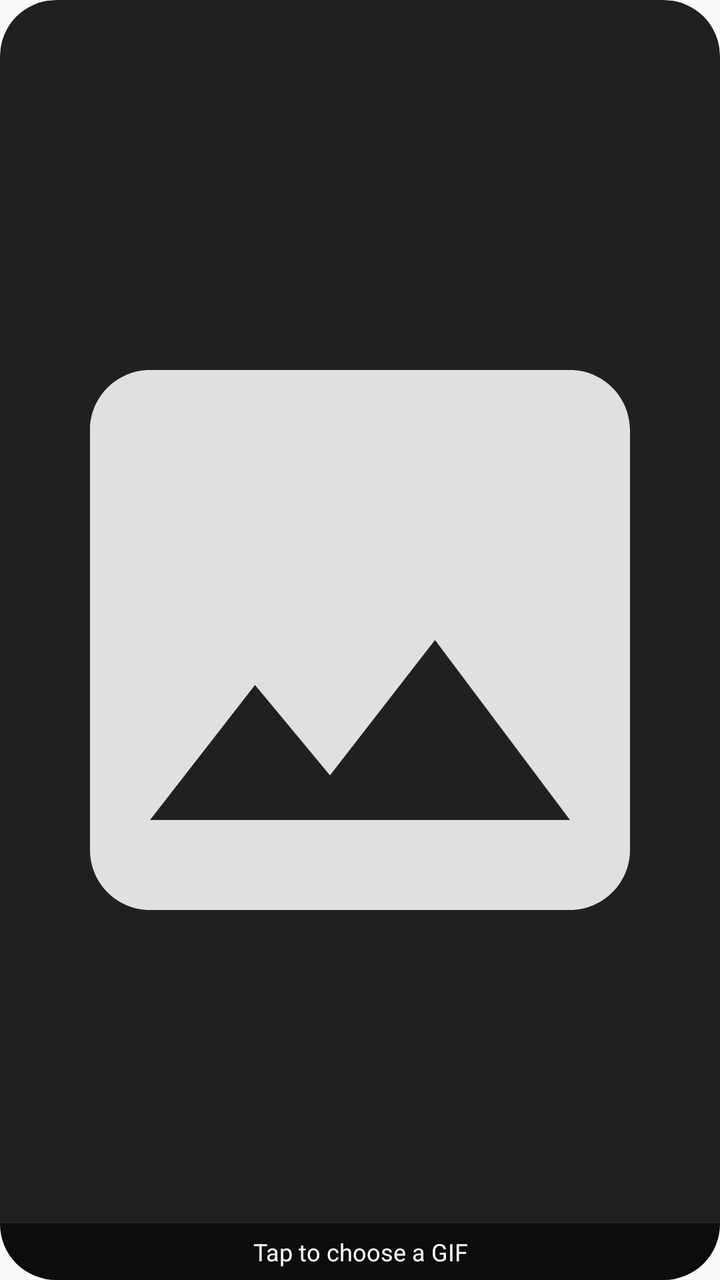
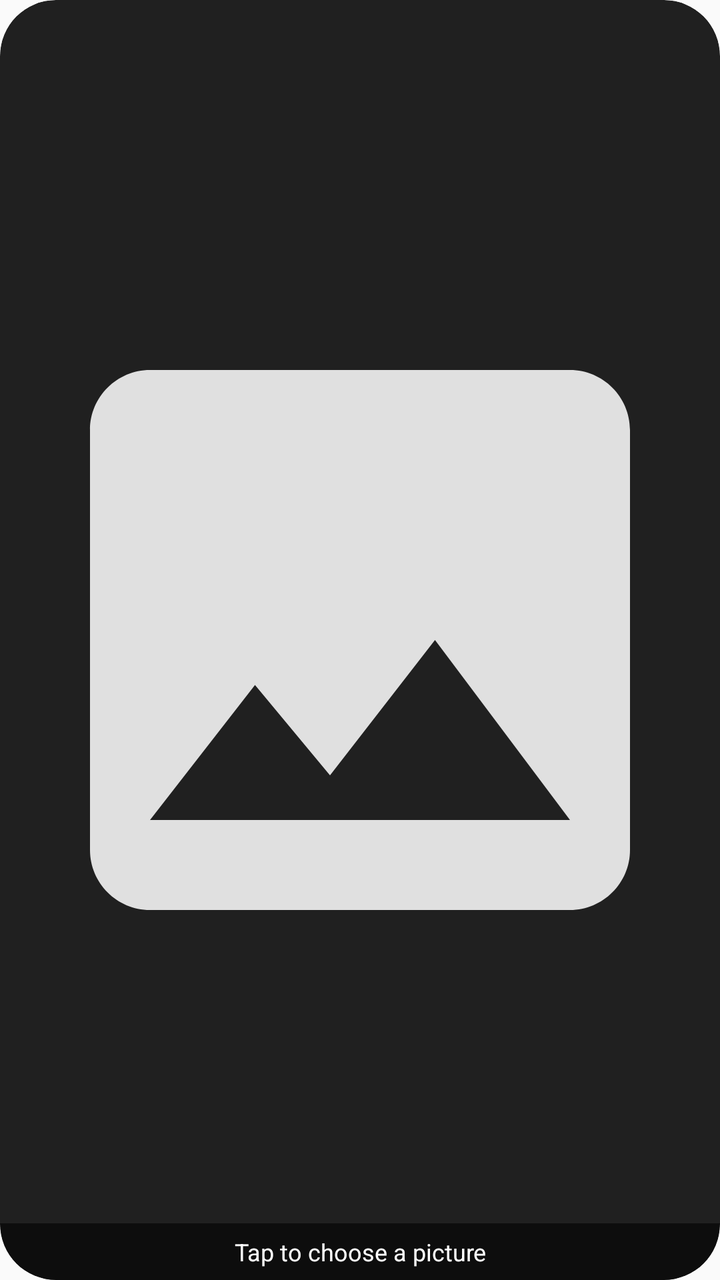

The first picture is an Android layout as it rendered before a commit; the second is the same layout after the commit. The layout source and the unified diff follow.
<!-- AndroidManifest.xml: application theme Theme.OpenGIFWidget -->
<!-- res/layout/widget_gif.xml -->
<?xml version="1.0" encoding="utf-8"?>
<FrameLayout xmlns:android="http://schemas.android.com/apk/res/android"
    android:id="@android:id/background"
    android:layout_width="match_parent"
    android:layout_height="match_parent"
    android:background="@drawable/widget_clip"
    android:clipToOutline="true">

    
    <ImageView
        android:id="@+id/widget_bg"
        android:layout_width="match_parent"
        android:layout_height="match_parent"
        android:importantForAccessibility="no"
        android:scaleType="fitXY"
        android:src="@drawable/widget_background" />

    
    <ViewFlipper
        android:id="@+id/widget_flipper"
        android:layout_width="match_parent"
        android:layout_height="match_parent"
        android:autoStart="true" />

    
    <FrameLayout
        android:id="@+id/widget_still"
        android:layout_width="match_parent"
        android:layout_height="match_parent"
        android:visibility="gone" />

    
    <ImageView
        android:id="@+id/widget_placeholder"
        android:layout_width="match_parent"
        android:layout_height="match_parent"
        android:contentDescription="@string/widget_image_description"
        android:scaleType="fitCenter"
        android:src="@drawable/widget_placeholder" />

    <TextView
        android:id="@+id/widget_label"
        android:layout_width="match_parent"
        android:layout_height="wrap_content"
        android:layout_gravity="bottom"
        android:background="#99000000"
        android:ellipsize="end"
        android:gravity="center"
        android:maxLines="2"
        android:padding="6dp"
        android:text="@string/widget_tap_to_choose"
        android:textColor="#FFFFFFFF"
        android:textSize="12sp" />

</FrameLayout>
<!-- resources referenced by this layout -->
<resources>
  <!-- drawable widget_background (drawable) -->
  <?xml version="1.0" encoding="utf-8"?>
  <shape xmlns:android="http://schemas.android.com/apk/res/android"
      android:shape="rectangle">
      <solid android:color="#FF202020" />
      <corners android:radius="@dimen/widget_corner_radius" />
  </shape>
  <!-- drawable widget_clip (drawable) -->
  <?xml version="1.0" encoding="utf-8"?>
  <shape xmlns:android="http://schemas.android.com/apk/res/android"
      android:shape="rectangle">
      <solid android:color="#00000000" />
      <corners android:radius="@dimen/widget_corner_radius" />
  </shape>
  <!-- drawable widget_placeholder (drawable) -->
  <?xml version="1.0" encoding="utf-8"?>
  <vector xmlns:android="http://schemas.android.com/apk/res/android"
      android:width="96dp"
      android:height="96dp"
      android:viewportWidth="24"
      android:viewportHeight="24">
      <path
          android:fillColor="#FFE0E0E0"
          android:pathData="M21,19V5c0,-1.1 -0.9,-2 -2,-2H5c-1.1,0 -2,0.9 -2,2v14c0,1.1 0.9,2 2,2h14c1.1,0 2,-0.9 2,-2zM8.5,13.5l2.5,3.01L14.5,12l4.5,6H5l3.5,-4.5z" />
  </vector>
  <string name="widget_image_description">Animated GIF</string>
  <string name="widget_tap_to_choose">Tap to choose a GIF</string>
  <style name="Theme.OpenGIFWidget" parent="android:Theme.Material.Light.NoActionBar" />
  <dimen name="widget_corner_radius">16dp</dimen>
</resources>

<!-- the commit's change to res/layout/widget_gif.xml (unified diff, before → after) -->
@@ -43,7 +43,7 @@
         android:layout_width="match_parent"
         android:layout_height="wrap_content"
         android:layout_gravity="bottom"
-        android:background="#99000000"
+        android:background="@drawable/widget_label_background"
         android:ellipsize="end"
         android:gravity="center"
         android:maxLines="2"
<!-- resource entries referenced after the edit -->
@@ -14,6 +14,17 @@
       <solid android:color="#00000000" />
       <corners android:radius="@dimen/widget_corner_radius" />
   </shape>
+  <!-- drawable widget_label_background (drawable) -->
+  <?xml version="1.0" encoding="utf-8"?>
+  <shape xmlns:android="http://schemas.android.com/apk/res/android"
+      android:shape="rectangle">
+      <solid android:color="#99000000" />
+      <corners
+          android:bottomLeftRadius="@dimen/widget_corner_radius"
+          android:bottomRightRadius="@dimen/widget_corner_radius"
+          android:topLeftRadius="0dp"
+          android:topRightRadius="0dp" />
+  </shape>
   <!-- drawable widget_placeholder (drawable) -->
   <?xml version="1.0" encoding="utf-8"?>
   <vector xmlns:android="http://schemas.android.com/apk/res/android"
@@ -25,8 +36,8 @@
           android:fillColor="#FFE0E0E0"
           android:pathData="M21,19V5c0,-1.1 -0.9,-2 -2,-2H5c-1.1,0 -2,0.9 -2,2v14c0,1.1 0.9,2 2,2h14c1.1,0 2,-0.9 2,-2zM8.5,13.5l2.5,3.01L14.5,12l4.5,6H5l3.5,-4.5z" />
   </vector>
-  <string name="widget_image_description">Animated GIF</string>
-  <string name="widget_tap_to_choose">Tap to choose a GIF</string>
+  <string name="widget_image_description">Widget picture</string>
+  <string name="widget_tap_to_choose">Tap to choose a picture</string>
   <style name="Theme.OpenGIFWidget" parent="android:Theme.Material.Light.NoActionBar" />
   <dimen name="widget_corner_radius">16dp</dimen>
 </resources>
